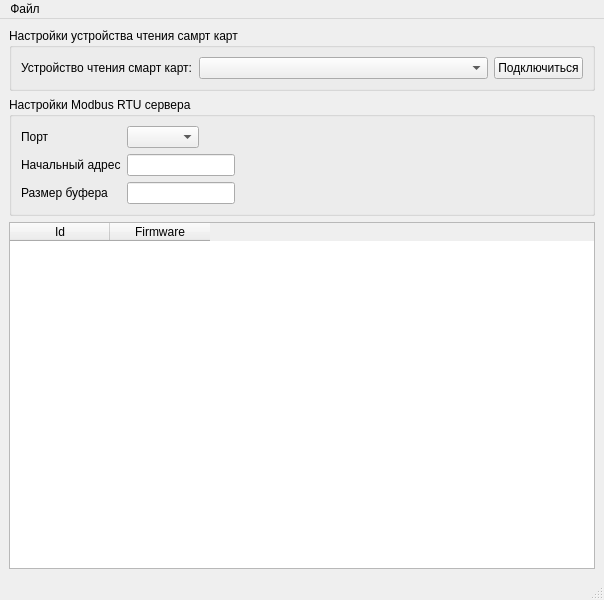
The window that mainwindow.ui (sanny32/SmartServer) describes before a commit, drawn with Qt 5.
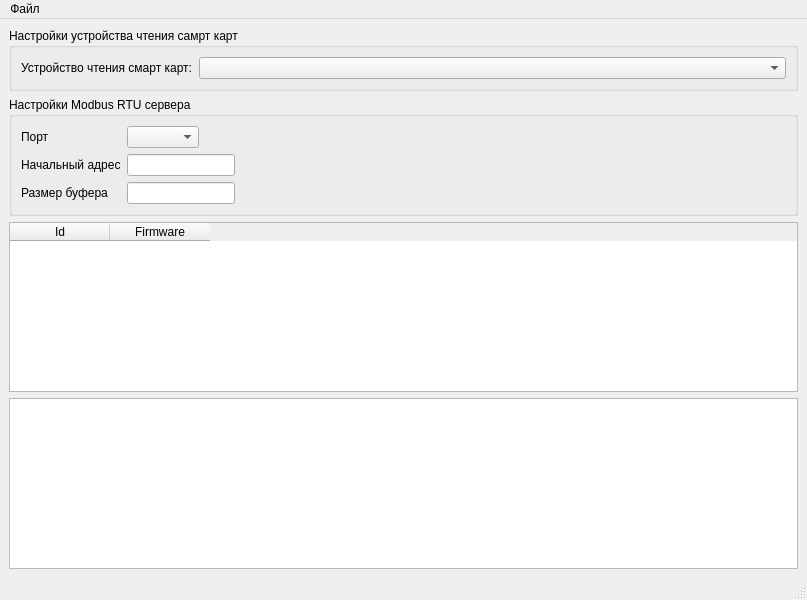
The same window after the commit.

```diff
--- a/mainwindow.ui
+++ b/mainwindow.ui
@@ -6,7 +6,7 @@
    <rect>
     <x>0</x>
     <y>0</y>
-    <width>604</width>
+    <width>807</width>
     <height>600</height>
    </rect>
   </property>
@@ -44,19 +44,6 @@
          </property>
         </widget>
        </item>
-       <item>
-        <widget class="QPushButton" name="connectToSmartReder">
-         <property name="sizePolicy">
-          <sizepolicy hsizetype="Fixed" vsizetype="Fixed">
-           <horstretch>0</horstretch>
-           <verstretch>0</verstretch>
-          </sizepolicy>
-         </property>
-         <property name="text">
-          <string>Подключиться</string>
-         </property>
-        </widget>
-       </item>
       </layout>
      </widget>
     </item>
@@ -116,6 +103,16 @@
       </column>
      </widget>
     </item>
+    <item>
+     <widget class="QListWidget" name="logWidget">
+      <property name="editTriggers">
+       <set>QAbstractItemView::NoEditTriggers</set>
+      </property>
+      <property name="wordWrap">
+       <bool>true</bool>
+      </property>
+     </widget>
+    </item>
    </layout>
   </widget>
   <widget class="QMenuBar" name="menubar">
@@ -123,7 +120,7 @@
     <rect>
      <x>0</x>
      <y>0</y>
-     <width>604</width>
+     <width>807</width>
      <height>21</height>
     </rect>
    </property>
```
